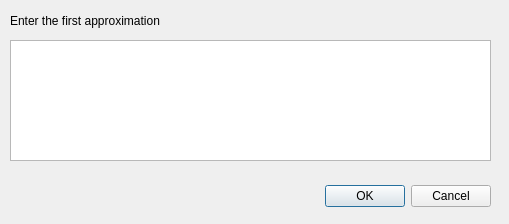
vlad-gogov/computational-method, file systems_solver/datarequestdialog.ui: the form before one commit.
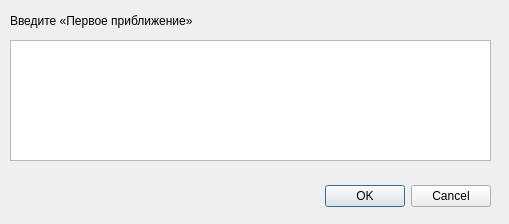
The form after the commit.

```diff
--- a/systems_solver/datarequestdialog.ui
+++ b/systems_solver/datarequestdialog.ui
@@ -49,7 +49,7 @@
     </rect>
    </property>
    <property name="text">
-    <string>Enter the first approximation</string>
+    <string>Введите «Первое приближение»</string>
    </property>
   </widget>
  </widget>
```
Left out of the diff: 2 changed lines with no effect on the pictures.
